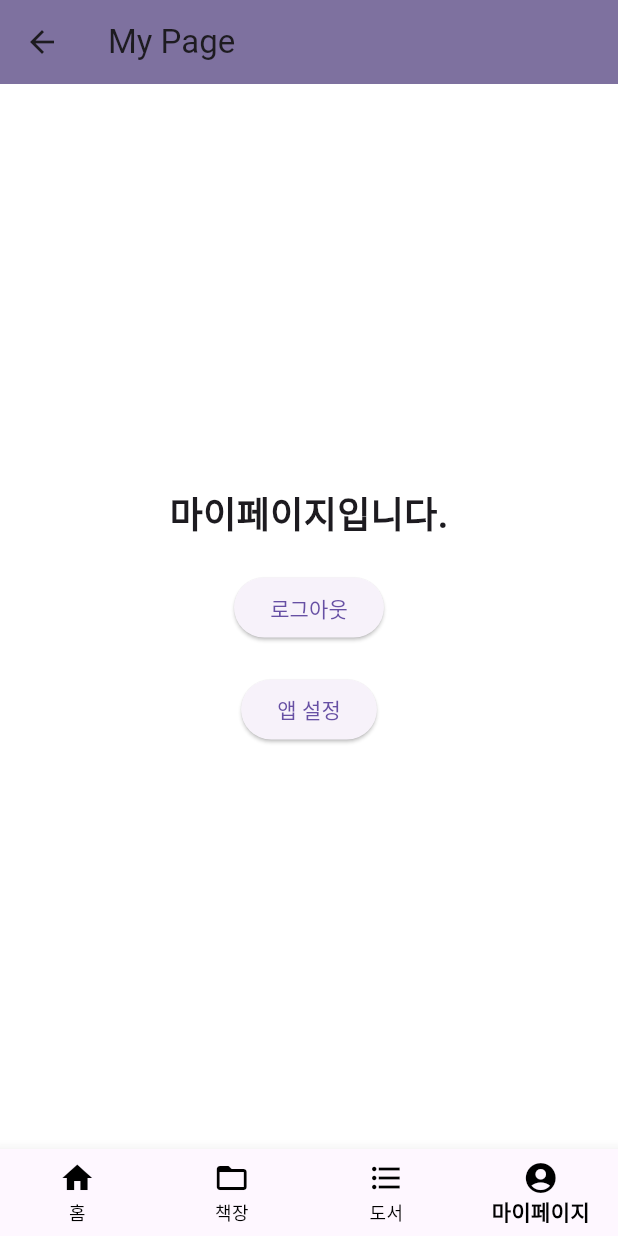
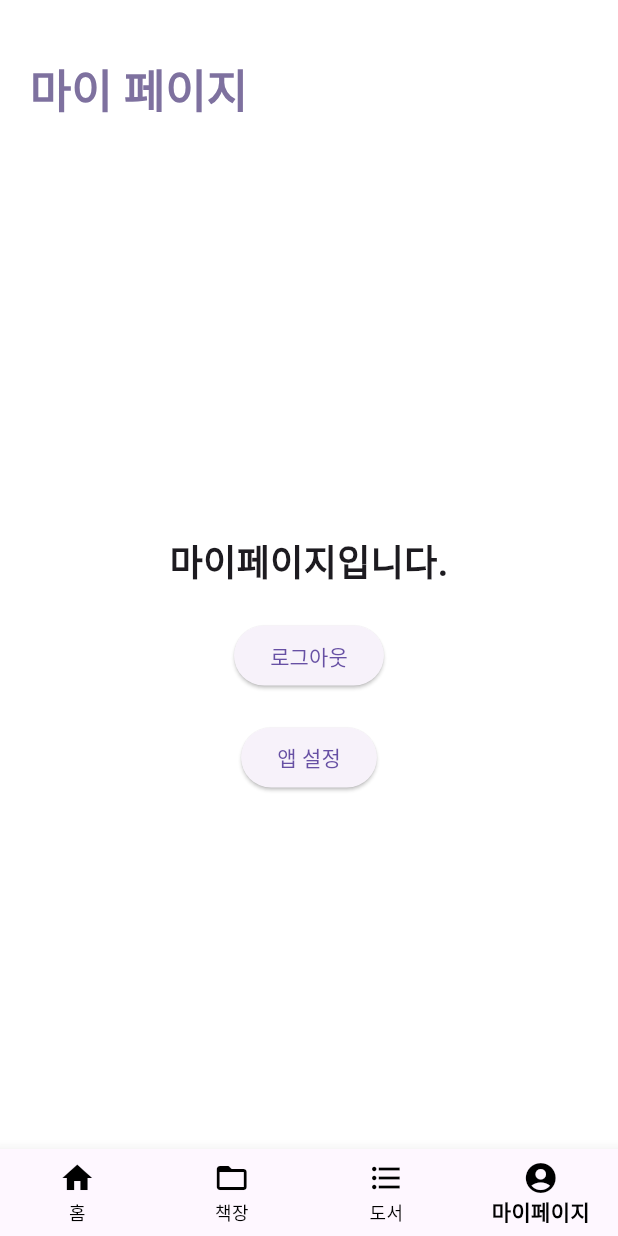
Before and after one commit to Advanced-MobileProgramming/flutter, a Flutter app: the HomePage screen opened directly, item 4 of the bottom bar chosen, on a phone screen of 412 x 824 dp. Run offline on Flutter 3.47's test engine with Material 3 defaults, Android fonts, the phone set to English and light mode, and no system bars.

Commit message:
페이지 컴포넌트 위치 통일

```diff
--- a/lib/allBooks.dart
+++ b/lib/allBooks.dart
@@ -70,12 +70,16 @@ class _AllBooksPageState extends State<AllBooksPage> {
 
     return Scaffold(
       appBar: AppBar(
-          title: Text('전체 도서',
-              style: TextStyle(
-                  fontSize: 30,
-                  fontWeight: FontWeight.bold,
-                  color: Color.fromARGB(255, 126, 113, 159))),
-          backgroundColor: Colors.white),
+        title: Text('전체 도서',
+            style: TextStyle(
+                fontSize: 30,
+                fontWeight: FontWeight.bold,
+                color: Color.fromARGB(255, 126, 113, 159))),
+        backgroundColor: Colors.white,
+        automaticallyImplyLeading: false, // 뒤로 가기 버튼 비활성화
+        toolbarHeight: 120.0, // AppBar 높이를 조정하여 더 많은 패딩 추가
+        titleSpacing: 20.0, // 타이틀과 왼쪽 모서리 사이의 간격을 늘림
+      ),
       body: Padding(
         padding: const EdgeInsets.all(16.0),
         child: Column(
--- a/lib/myHome.dart
+++ b/lib/myHome.dart
@@ -76,7 +76,7 @@ class _HomePageState extends State<HomePage> {
               // 홈 텍스트와 로고 배치
               Padding(
                 padding:
-                    const EdgeInsets.only(top: 50.0, left: 20.0, right: 20.0),
+                    const EdgeInsets.only(top: 30.0, left: 20.0, right: 20.0),
                 child: Row(
                   mainAxisAlignment: MainAxisAlignment.spaceBetween,
                   children: [
--- a/lib/myPage.dart
+++ b/lib/myPage.dart
@@ -51,8 +51,15 @@ class _MyPageState extends State<MyPage> {
   Widget build(BuildContext context) {
     return Scaffold(
       appBar: AppBar(
-        title: Text('My Page'),
-        backgroundColor: Color.fromARGB(255, 126, 113, 159), // 앱바 색상
+        title: Text('마이 페이지',
+            style: TextStyle(
+                fontSize: 30,
+                fontWeight: FontWeight.bold,
+                color: Color.fromARGB(255, 126, 113, 159))),
+        backgroundColor: Colors.white,
+        automaticallyImplyLeading: false, // 뒤로 가기 버튼 비활성화
+        toolbarHeight: 120.0, // AppBar 높이를 조정하여 더 많은 패딩 추가
+        titleSpacing: 20.0, // 타이틀과 왼쪽 모서리 사이의 간격을 늘림
       ),
       body: Container(
         color: Colors.white, // 배경색 흰색으로 설정
```
Also changed, not shown: lib/bookShelf.dart (+9 -2 lines).
